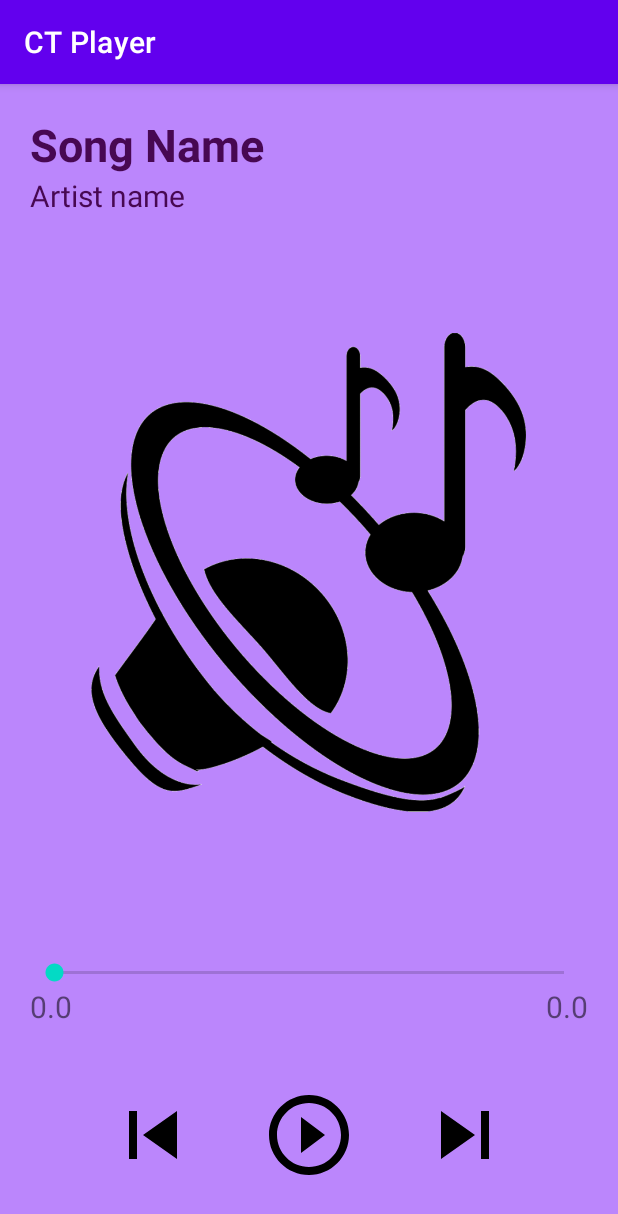
After one commit to ThejanB/CT-Music-Player, an Android app: the AudioCard screen opened directly, with no data from a screen before it, on a phone screen of 412 x 824 dp. The commit adds this screen. Shown: the top 1214 px of the screen. Run offline under Robolectric (Android 15) with nearby library versions, the phone set to English and light mode, and no system bars.

Commit message:
AudioCard connected to the songs list.
- now, can select a audio from audio list and then it will navigate to AudioCard
- styles changes

```diff
--- /dev/null
+++ b/app/src/main/java/com/example/ctplayer/ui/audioCard/AudioCard.kt
@@ -0,0 +1,86 @@
+package com.example.ctplayer.ui.audioCard
+
+import android.os.Bundle
+import android.widget.ImageButton
+import android.widget.ImageView
+import android.widget.SeekBar
+import android.widget.TextView
+import androidx.appcompat.app.AppCompatActivity
+import androidx.lifecycle.Observer
+import com.example.ctplayer.AudioManager
+import com.example.ctplayer.AudioModel
+import com.example.ctplayer.R
+
+class AudioCard : AppCompatActivity() {
+
+    private lateinit var songNameTextView: TextView
+    private lateinit var artistNameTextView: TextView
+    private lateinit var imageView: ImageView
+    private lateinit var seekBar: SeekBar
+    private lateinit var currentTimeTextView: TextView
+    private lateinit var timeLeftTextView: TextView
+    private lateinit var previousButton: ImageButton
+    private lateinit var playButton: ImageButton
+    private lateinit var nextButton: ImageButton
+
+    override fun onCreate(savedInstanceState: Bundle?) {
+        super.onCreate(savedInstanceState)
+        setContentView(R.layout.audio_card)
+
+        initViews()
+        observeCurrentAudio()
+        setupControls()
+    }
+
+    private fun initViews() {
+        songNameTextView = findViewById(R.id.audioCardSongName)
+        artistNameTextView = findViewById(R.id.audioCardArtistName)
+        imageView = findViewById(R.id.audioCardImage)
+        seekBar = findViewById(R.id.audioCardSeekBar)
+        currentTimeTextView = findViewById(R.id.audioCardCurrentTime)
+        timeLeftTextView = findViewById(R.id.audioCardTimeLeft)
+        previousButton = findViewById(R.id.audioCardPreviousButton)
+        playButton = findViewById(R.id.audioCardPlayButton)
+        nextButton = findViewById(R.id.audioCardNextButton)
+    }
+
+    private fun observeCurrentAudio() {
+        AudioManager.currentAudio.observe(this, Observer { audio ->
+            audio?.let {
+                updateUI(it)
+            }
+        })
+    }
+
+    private fun updateUI(audio: AudioModel) {
+        songNameTextView.text = audio.displayName
+        artistNameTextView.text = audio.artist
+        currentTimeTextView.text = "0:00"               // [ToDO] update and show current time
+        timeLeftTextView.text = convertTime(audio.duration.toLong())    // [ToDO] update and show time left
+        // imageView.setImageDrawable(...) // Set your image if applicable
+        // Update your seekbar and timers here
+    }
+
+    private fun setupControls() {
+        playButton.setOnClickListener {
+            // Handle play/pause logic
+        }
+
+        previousButton.setOnClickListener {
+            // Navigate to the previous song
+            // You might need to calculate the index or manage a playlist
+        }
+
+        nextButton.setOnClickListener {
+            // Navigate to the next song
+            // You might need to calculate the index or manage a playlist
+        }
+
+    }
+
+    private fun convertTime(duration: Long): String {
+        val minutes = duration / 1000 / 60
+        val seconds = duration / 1000 % 60
+        return "$minutes:$seconds"
+    }
+}
--- a/app/src/main/java/com/example/ctplayer/ui/audioCard/audioCard.kt
+++ /dev/null
@@ -1,4 +0,0 @@
-package com.example.ctplayer.ui.audioCard
-
-class audioCard {
-}
--- a/app/src/main/res/layout/audio_card.xml
+++ b/app/src/main/res/layout/audio_card.xml
@@ -11,13 +11,12 @@
         android:layout_width="match_parent"
         android:layout_height="wrap_content"
         android:text="@string/song_name"
-        android:textSize="40sp"
+        android:textSize="30sp"
         android:textStyle="bold"
         android:textColor="#470852"
         android:maxLines="1"
         android:layout_marginHorizontal="20dp"
         android:layout_marginTop="20dp"
-        android:layout_marginBottom="0dp"
         android:layout_centerHorizontal="true"
         android:ellipsize="marquee" />
 
@@ -58,7 +57,7 @@
             android:backgroundTint="@color/white"/>
 
         <TextView
-            android:id="@+id/audioCardCurrentDuration"
+            android:id="@+id/audioCardCurrentTime"
             android:layout_width="wrap_content"
             android:layout_height="wrap_content"
             android:text="0.0"
@@ -66,7 +65,7 @@
             android:layout_below="@id/audioCardSeekBar"/>
 
         <TextView
-            android:id="@+id/audioCardTotalDuration"
+            android:id="@+id/audioCardTimeLeft"
             android:layout_width="wrap_content"
             android:layout_height="wrap_content"
             android:text="0.0"
--- a/app/src/main/res/layout/songs_list_item.xml
+++ b/app/src/main/res/layout/songs_list_item.xml
@@ -34,7 +34,7 @@
             android:layout_height="wrap_content"
             android:textColor="@color/white"
             android:text="@string/song_name"
-            android:textSize="18sp"
+            android:textSize="16sp"
             android:textStyle="bold"
             android:maxLines="1"
             android:ellipsize="end"/>
@@ -45,7 +45,7 @@
             android:layout_height="wrap_content"
             android:text="Artist Name"
             android:textColor="@color/white"
-            android:textSize="14sp"
+            android:textSize="12sp"
             android:maxLines="1"
             android:ellipsize="end"/>
 
@@ -55,7 +55,7 @@
             android:layout_height="wrap_content"
             android:textColor="@color/white"
             android:text="3:30"
-            android:textSize="14sp"
+            android:textSize="12sp"
             android:maxLines="1"
             android:ellipsize="end" />
 
```
Also changed, not shown: app/src/main/AndroidManifest.xml (+6 -2 lines), app/src/main/java/com/example/ctplayer/AudioAdapter.kt (+16 -0 lines).
